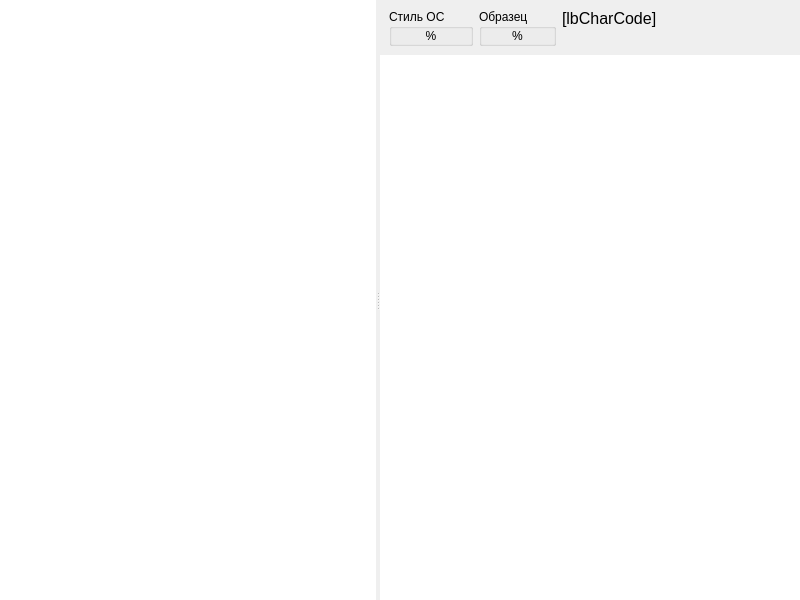
Mercury13/unicodia, file Unicodia/FmMain.ui: the form before one commit.
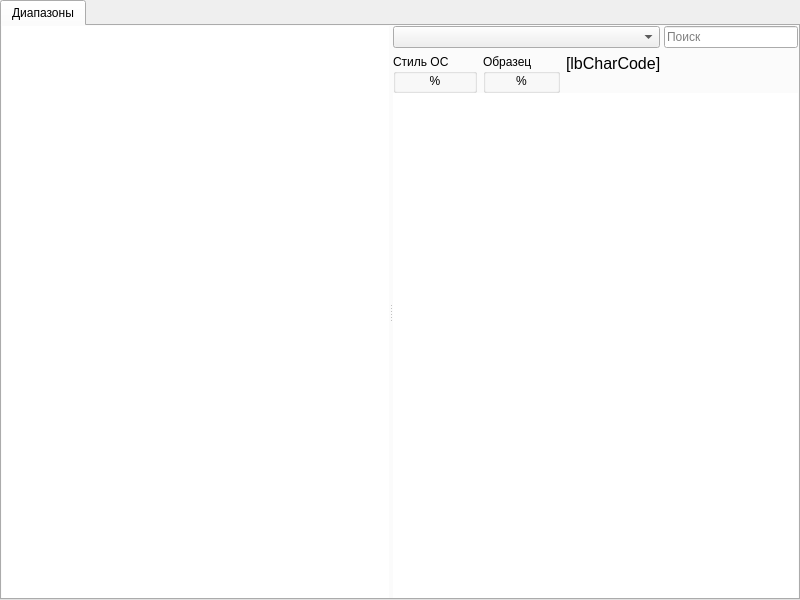
The form after the commit.

Commit message: Перекомпоновка главной формы, что дальше?

```diff
--- a/Unicodia/FmMain.ui
+++ b/Unicodia/FmMain.ui
@@ -31,7 +31,29 @@
      <number>0</number>
     </property>
     <item>
-     <widget class="QSplitter" name="splitter">
+     <widget class="QTabWidget" name="tabWidget">
+      <property name="currentIndex">
+       <number>0</number>
+      </property>
+      <widget class="QWidget" name="tabRanges">
+       <attribute name="title">
+        <string>Диапазоны</string>
+       </attribute>
+       <layout class="QVBoxLayout" name="verticalLayout_4">
+        <property name="leftMargin">
+         <number>0</number>
+        </property>
+        <property name="topMargin">
+         <number>0</number>
+        </property>
+        <property name="rightMargin">
+         <number>0</number>
+        </property>
+        <property name="bottomMargin">
+         <number>0</number>
+        </property>
+        <item>
+         <widget class="QSplitter" name="splitRanges">
       <property name="orientation">
        <enum>Qt::Horizontal</enum>
       </property>
@@ -42,9 +64,15 @@
        <property name="selectionMode">
         <enum>QAbstractItemView::SingleSelection</enum>
        </property>
+           <property name="showGrid">
+            <bool>false</bool>
+           </property>
        <property name="gridStyle">
         <enum>Qt::NoPen</enum>
        </property>
+           <property name="wordWrap">
+            <bool>false</bool>
+           </property>
        <attribute name="horizontalHeaderDefaultSectionSize">
         <number>40</number>
        </attribute>
@@ -70,8 +98,42 @@
          <number>0</number>
         </property>
         <item>
-         <widget class="QWidget" name="wiTopBar" native="true">
-          <layout class="QHBoxLayout" name="horizontalLayout" stretch="0,0,1">
+             <widget class="QWidget" name="wiCharBar" native="true">
+              <layout class="QVBoxLayout" name="verticalLayout_5" stretch="0,0">
+               <property name="spacing">
+                <number>6</number>
+               </property>
+               <property name="leftMargin">
+                <number>0</number>
+               </property>
+               <property name="topMargin">
+                <number>0</number>
+               </property>
+               <property name="rightMargin">
+                <number>0</number>
+               </property>
+               <property name="bottomMargin">
+                <number>0</number>
+               </property>
+               <item>
+                <layout class="QHBoxLayout" name="horizontalLayout" stretch="2,1">
+                 <property name="spacing">
+                  <number>4</number>
+                 </property>
+                 <item>
+                  <widget class="QComboBox" name="comboBox"/>
+                 </item>
+                 <item>
+                  <widget class="QLineEdit" name="lineEdit">
+                   <property name="placeholderText">
+                    <string>Поиск</string>
+                   </property>
+                  </widget>
+                 </item>
+                </layout>
+               </item>
+               <item>
+                <layout class="QHBoxLayout" name="horizontalLayout_4" stretch="0,0,1">
            <item>
             <widget class="QGroupBox" name="grpTypoEngine">
              <property name="title">
@@ -91,7 +153,7 @@
                <number>0</number>
               </property>
               <property name="bottomMargin">
-               <number>0</number>
+                     <number>2</number>
               </property>
               <item>
                <widget class="QLabel" name="lbTypoEngine">
@@ -133,7 +195,7 @@
                <number>0</number>
               </property>
               <property name="bottomMargin">
-               <number>0</number>
+                     <number>2</number>
               </property>
               <item>
                <widget class="QLabel" name="lbTypoEngine_2">
@@ -196,6 +258,8 @@
             </widget>
            </item>
           </layout>
+               </item>
+              </layout>
          </widget>
         </item>
         <item>
@@ -203,6 +267,10 @@
           <property name="frameShape">
            <enum>QFrame::NoFrame</enum>
           </property>
+             </widget>
+            </item>
+           </layout>
+          </widget>
          </widget>
         </item>
        </layout>
```
Lines whose indentation alone changed are shown as unchanged. The commit also changes 1 other file.
